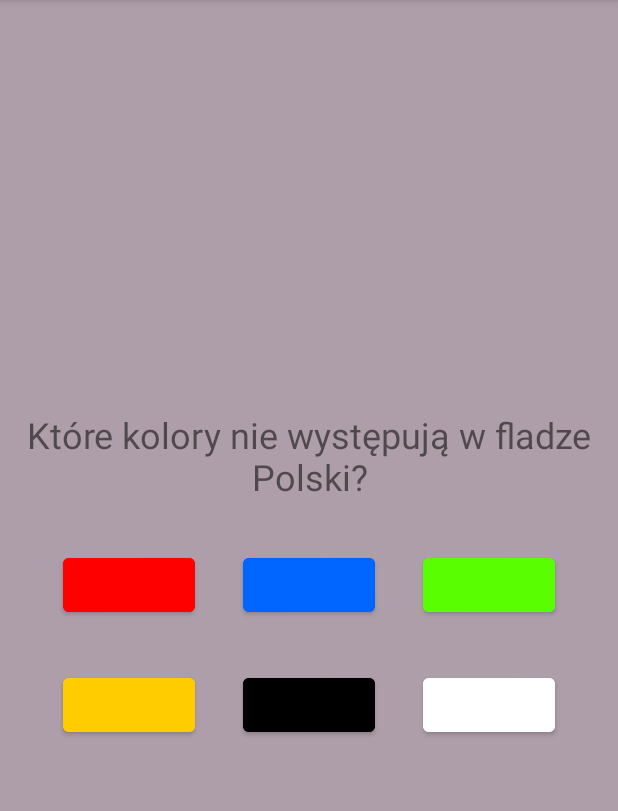
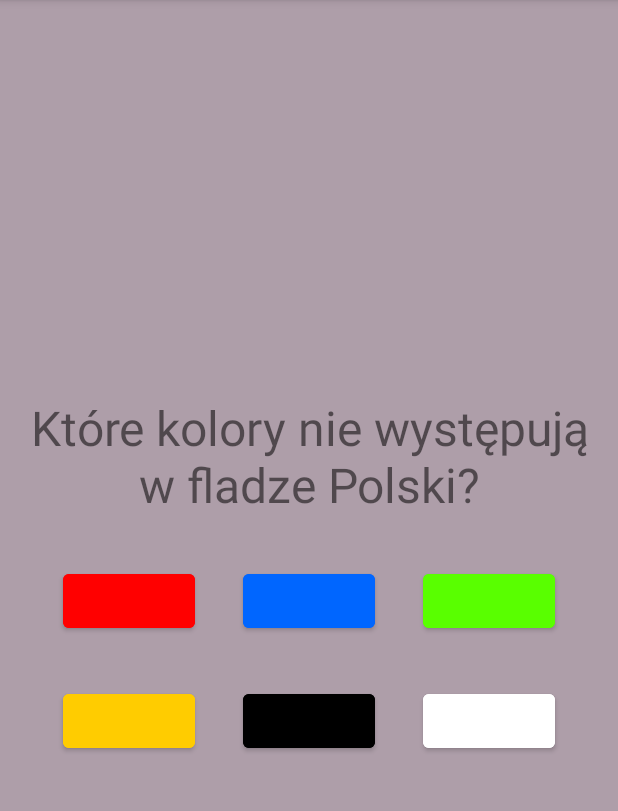
Before and after one commit to PiGru08/flagi, an Android app: the screen it shows after launch (MainActivity), on a phone screen of 412 x 824 dp, the part 84-895 px from its top. Run offline under Robolectric (Android 15) with nearby library versions, the phone set to English and light mode, and no system bars.

Commit message:
ekstraktowanie: kolory, marginesy, czcionki, itd.

```diff
--- a/app/src/main/java/pl/zabrze/zs10/flagi3a/MainActivity.java
+++ b/app/src/main/java/pl/zabrze/zs10/flagi3a/MainActivity.java
@@ -28,7 +28,7 @@ public class MainActivity extends AppCompatActivity {
         view.setVisibility(View.INVISIBLE);
         licznik++;
         if(licznik == 4){
-            textView.setText("To są kolory flagi Polski :)!!!");
+            textView.setText(R.string.podsumowanie1);
             Toast.makeText(this, "Liczba twoich błędów: " + licznikzlychodp, Toast.LENGTH_SHORT).show();
         }
     }
--- a/app/src/main/res/layout/activity_main.xml
+++ b/app/src/main/res/layout/activity_main.xml
@@ -6,16 +6,16 @@
     android:layout_width="match_parent"
     android:layout_height="match_parent"
     android:orientation="vertical"
-    android:background="#AE9EA9"
+    android:background="@color/szaryDoTla"
     tools:context=".MainActivity">
 
     <TextView
         android:id="@+id/textView"
         android:layout_width="wrap_content"
         android:layout_height="wrap_content"
-        android:textSize="24sp"
+        android:textSize="@dimen/rozmiarCzcionki"
         android:layout_margin="16dp"
-        android:text="Które kolory nie występują w fladze Polski?"
+        android:text="@string/pytanie"
         android:textAlignment="center"
         />
 
@@ -28,28 +28,28 @@
             android:id="@+id/button"
             android:layout_width="wrap_content"
             android:layout_height="wrap_content"
-            android:backgroundTint="#FF0000"
+            android:backgroundTint="@color/red"
             android:onClick="zlaodpowiedz"
-            android:layout_margin="16dp"
-             />
+            android:layout_margin="@dimen/marginesPrzycisku"
+            />
 
         <Button
             android:id="@+id/button2"
             android:layout_width="wrap_content"
             android:layout_height="wrap_content"
-            android:backgroundTint="#0066FF"
+            android:backgroundTint="@color/blue"
             android:onClick="dobraodpowiedz"
-            android:layout_margin="16dp"
+            android:layout_margin="@dimen/marginesPrzycisku"
              />
 
         <Button
             android:id="@+id/button3"
             android:layout_width="wrap_content"
             android:layout_height="wrap_content"
-            android:backgroundTint="#59FF00"
+            android:backgroundTint="@color/green"
             android:onClick="dobraodpowiedz"
-            android:layout_margin="16dp"
-             />
+            android:layout_margin="@dimen/marginesPrzycisku"
+            />
 
     </LinearLayout>
 
@@ -62,28 +62,28 @@
             android:id="@+id/button5"
             android:layout_width="wrap_content"
             android:layout_height="wrap_content"
-            android:backgroundTint="#FFCC00"
+            android:backgroundTint="@color/yellow"
             android:onClick="dobraodpowiedz"
-            android:layout_margin="16dp"
-             />
+            android:layout_margin="@dimen/marginesPrzycisku"
+            />
 
         <Button
             android:id="@+id/button6"
             android:layout_width="wrap_content"
             android:layout_height="wrap_content"
-            android:backgroundTint="#000000"
+            android:backgroundTint="@color/blackk"
             android:onClick="dobraodpowiedz"
-            android:layout_margin="16dp"
+            android:layout_margin="@dimen/marginesPrzycisku"
             />
 
         <Button
             android:id="@+id/button7"
             android:layout_width="wrap_content"
             android:layout_height="wrap_content"
-            android:backgroundTint="#FFFFFF"
+            android:backgroundTint="@color/whitte"
             android:onClick="zlaodpowiedz"
-            android:layout_margin="16dp"
-             />
+            android:layout_margin="@dimen/marginesPrzycisku"
+            />
     </LinearLayout>
 
 </LinearLayout>
--- a/app/src/main/res/values/colors.xml
+++ b/app/src/main/res/values/colors.xml
@@ -7,4 +7,11 @@
     <color name="teal_700">#FF018786</color>
     <color name="black">#FF000000</color>
     <color name="white">#FFFFFFFF</color>
+    <color name="szaryDoTla">#AE9EA9</color>
+    <color name="green">#59FF00</color>
+    <color name="yellow">#FFCC00</color>
+    <color name="blackk">#000000</color>
+    <color name="whitte">#FFFFFF</color>
+    <color name="red">#FF0000</color>
+    <color name="blue">#0066FF</color>
 </resources>
--- /dev/null
+++ b/app/src/main/res/values/dimens.xml
@@ -0,0 +1,5 @@
+<?xml version="1.0" encoding="utf-8"?>
+<resources>
+    <dimen name="marginesPrzycisku">16dp</dimen>
+    <dimen name="rozmiarCzcionki">32sp</dimen>
+</resources>
--- a/app/src/main/res/values/strings.xml
+++ b/app/src/main/res/values/strings.xml
@@ -1,3 +1,5 @@
 <resources>
     <string name="app_name">Flagi3a</string>
+    <string name="pytanie">Które kolory nie występują w fladze Polski?</string>
+    <string name="podsumowanie1">To są kolory flagi Polski :)!!!</string>
 </resources>
```
Also changed, not shown: 1 other file.
